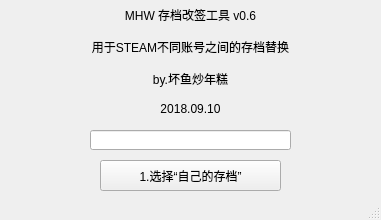
Before: the Qt Designer form mainwindow.ui in BadFishy/MHW-Save-ID-Changer, drawn with Qt 5.
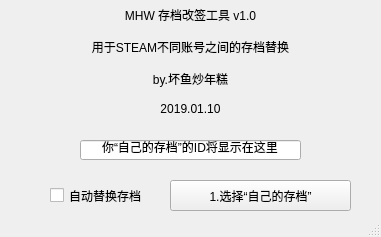
After: the same form once the commit is applied.

What changed in the file:
```diff
--- a/mainwindow.ui
+++ b/mainwindow.ui
@@ -7,19 +7,19 @@
     <x>0</x>
     <y>0</y>
     <width>381</width>
-    <height>220</height>
+    <height>237</height>
    </rect>
   </property>
   <property name="minimumSize">
    <size>
     <width>381</width>
-    <height>220</height>
+    <height>237</height>
    </size>
   </property>
   <property name="maximumSize">
    <size>
     <width>381</width>
-    <height>220</height>
+    <height>237</height>
    </size>
   </property>
   <property name="windowTitle">
@@ -29,8 +29,8 @@
    <widget class="QPushButton" name="pushButton">
     <property name="geometry">
      <rect>
-      <x>100</x>
-      <y>160</y>
+      <x>170</x>
+      <y>180</y>
       <width>181</width>
       <height>31</height>
      </rect>
@@ -49,13 +49,13 @@
      </rect>
     </property>
     <property name="text">
-     <string>MHW 存档改签工具 v0.6
+     <string>MHW 存档改签工具 v1.0
 
 用于STEAM不同账号之间的存档替换
 
 by.坏鱼炒年糕
 
-2018.09.10</string>
+2019.01.10</string>
     </property>
     <property name="textFormat">
      <enum>Qt::AutoText</enum>
@@ -67,19 +67,32 @@
    <widget class="QLineEdit" name="lineEdit">
     <property name="geometry">
      <rect>
-      <x>90</x>
-      <y>130</y>
-      <width>201</width>
+      <x>80</x>
+      <y>140</y>
+      <width>221</width>
       <height>20</height>
      </rect>
     </property>
     <property name="text">
-     <string/>
+     <string>你“自己的存档”的ID将显示在这里</string>
     </property>
     <property name="alignment">
      <set>Qt::AlignCenter</set>
     </property>
    </widget>
+   <widget class="QCheckBox" name="checkBox">
+    <property name="geometry">
+     <rect>
+      <x>50</x>
+      <y>180</y>
+      <width>101</width>
+      <height>31</height>
+     </rect>
+    </property>
+    <property name="text">
+     <string>自动替换存档</string>
+    </property>
+   </widget>
   </widget>
   <widget class="QStatusBar" name="statusBar"/>
   <action name="actionreadme">
```
